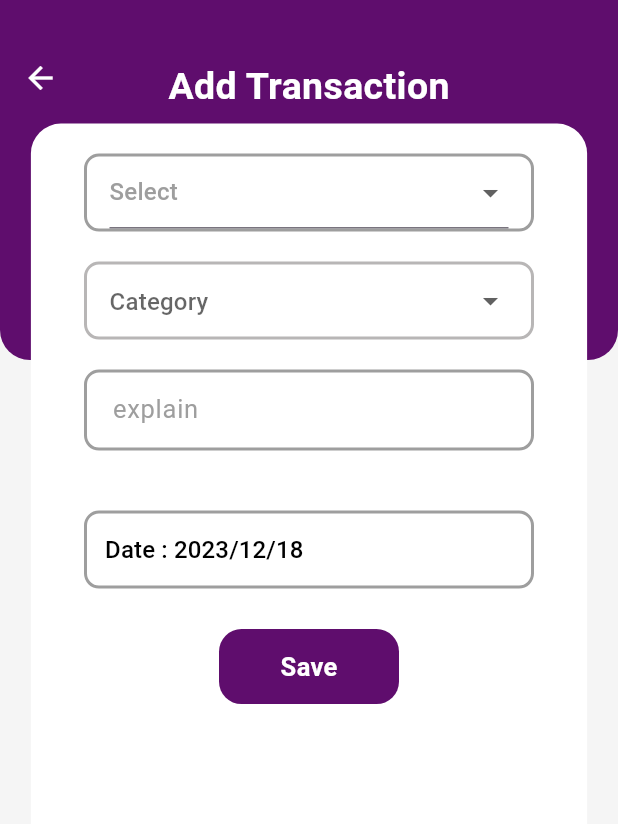
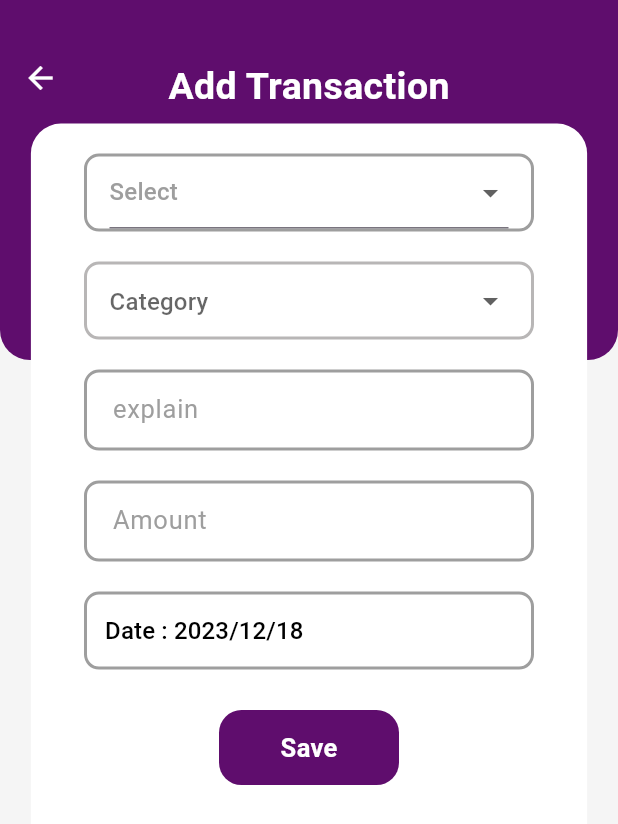
Before and after one commit to Ameer-Anas99/wealth-wizard, a Flutter app: the AddTransaction screen opened directly, on a phone screen of 412 x 824 dp. Shown: the top 824 px of the screen. Run offline on Flutter 3.47's test engine with Material 3 defaults, Android fonts, the phone set to English and light mode, and no system bars; our stand-ins replace buttons_tabbar, flutter_slidable, hive, hive_flutter, image_picker, shared_preferences and 1 more; accounts and stored records are empty.

Commit message:
add screen convert to provider

```diff
--- a/wealth_wizard/lib/view/transaction/addscreen/widgets/widget.dart
+++ b/wealth_wizard/lib/view/transaction/addscreen/widgets/widget.dart
@@ -90,7 +90,7 @@ Padding transactionAmount() {
   return Padding(
     padding: const EdgeInsets.symmetric(horizontal: 15),
     child: Consumer<TransactionProvider>(builder: (context, provider, child) {
-      SizedBox(
+      return SizedBox(
         width: 300,
         child: TextFormField(
           validator: (value) {
```
